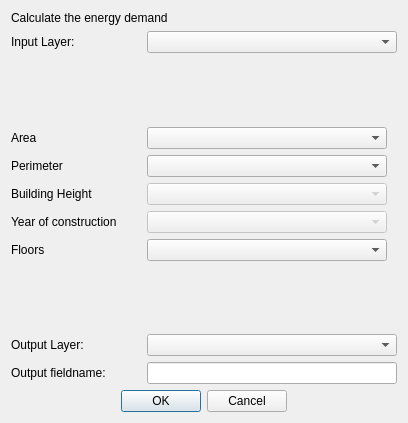
UdK-VPT/Open_eQuarter, file mole/view/ui_estimated_energy_demand_dialog.ui: the form before one commit.
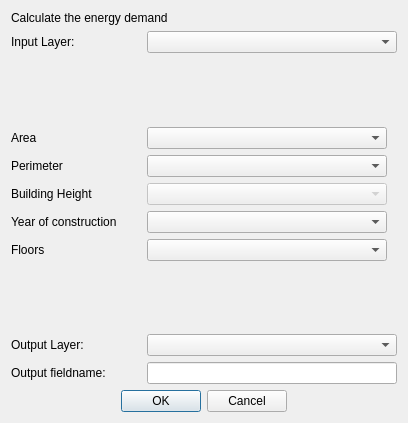
The form after the commit.

Diff of the .ui file:
```diff
--- a/mole/view/ui_estimated_energy_demand_dialog.ui
+++ b/mole/view/ui_estimated_energy_demand_dialog.ui
@@ -178,7 +178,7 @@
      <item row="3" column="1">
       <widget class="QComboBox" name="yoc">
        <property name="enabled">
-        <bool>false</bool>
+        <bool>true</bool>
        </property>
        <property name="minimumSize">
         <size>
```
